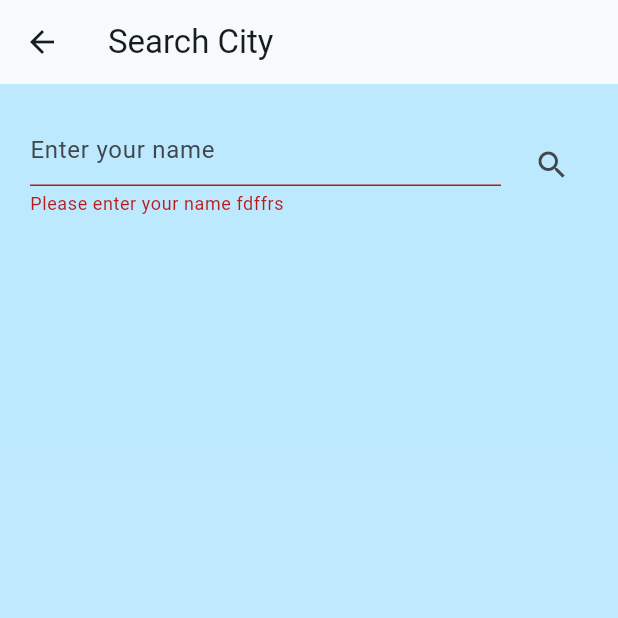
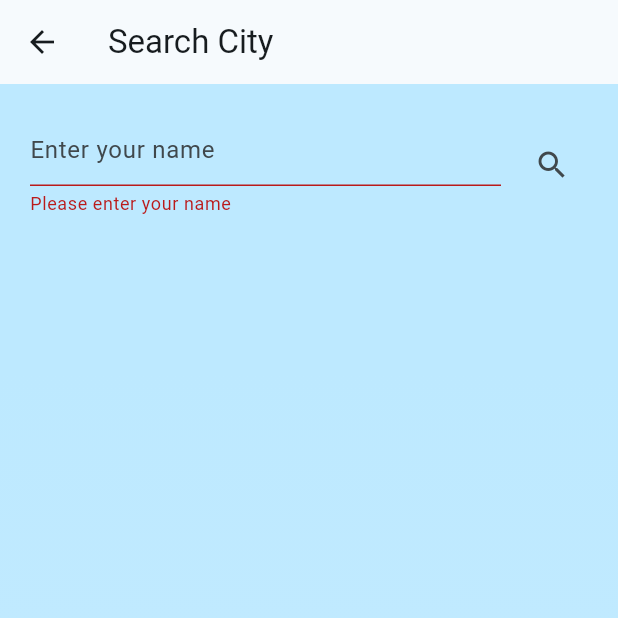
Before and after one commit to KerushaGov/custom_weather_app, a Flutter app: the SearchPage screen opened directly, after a tap on the "search" icon, on a phone screen of 412 x 824 dp, the top half of it. Run offline on Flutter 3.47's test engine with Material 3 defaults, Android fonts, the phone set to English and light mode, and no system bars; our stand-ins replace bloc, dartz, equatable, flutter_bloc, freezed_annotation, get_it and 1 more; missing offline and left inert: auto_mappr_annotation; network calls fail.

Commit message:
fix: remove gibberish text

```diff
--- a/lib/presentation/search_city.dart
+++ b/lib/presentation/search_city.dart
@@ -34,7 +34,7 @@ class SearchPage extends StatelessWidget {
                       ),
                       validator: (String? value) {
                         if (value == null || value.trim() == '') {
-                          return 'Please enter your name fdffrs';
+                          return 'Please enter your name';
                         }
                         return null;
                       },
```
